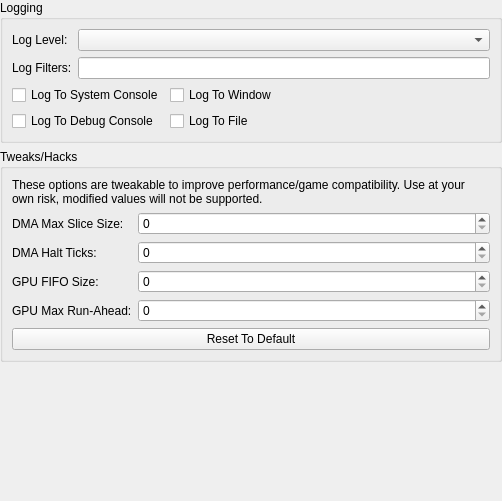
Old version of the form src/duckstation-qt/advancedsettingswidget.ui in the repository kofxi3584karlayang/duckstation.
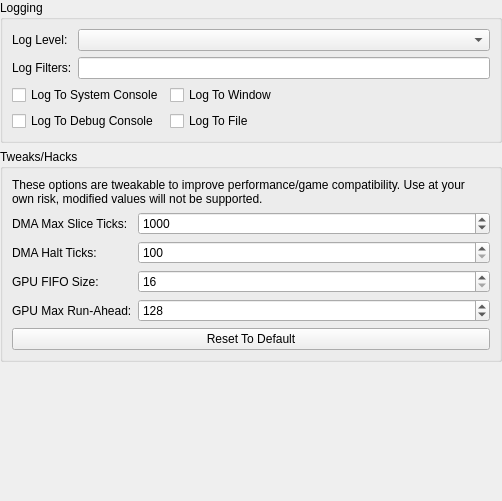
New version of the form.

```diff
--- a/src/duckstation-qt/advancedsettingswidget.ui
+++ b/src/duckstation-qt/advancedsettingswidget.ui
@@ -110,12 +110,22 @@
       <item row="1" column="0">
        <widget class="QLabel" name="label_4">
         <property name="text">
-         <string>DMA Max Slice Size:</string>
+         <string>DMA Max Slice Ticks:</string>
         </property>
        </widget>
       </item>
       <item row="1" column="1">
-       <widget class="QSpinBox" name="dmaMaxSliceSize"/>
+       <widget class="QSpinBox" name="dmaMaxSliceTicks">
+        <property name="minimum">
+         <number>100</number>
+        </property>
+        <property name="maximum">
+         <number>10000</number>
+        </property>
+        <property name="value">
+         <number>1000</number>
+        </property>
+       </widget>
       </item>
       <item row="2" column="0">
        <widget class="QLabel" name="label_5">
@@ -125,10 +135,30 @@
        </widget>
       </item>
       <item row="2" column="1">
-       <widget class="QSpinBox" name="dmaHaltTicks"/>
+       <widget class="QSpinBox" name="dmaHaltTicks">
+        <property name="minimum">
+         <number>100</number>
+        </property>
+        <property name="maximum">
+         <number>10000</number>
+        </property>
+        <property name="value">
+         <number>100</number>
+        </property>
+       </widget>
       </item>
       <item row="3" column="1">
-       <widget class="QSpinBox" name="gpuFIFOSize"/>
+       <widget class="QSpinBox" name="gpuFIFOSize">
+        <property name="minimum">
+         <number>16</number>
+        </property>
+        <property name="maximum">
+         <number>4096</number>
+        </property>
+        <property name="value">
+         <number>16</number>
+        </property>
+       </widget>
       </item>
       <item row="3" column="0">
        <widget class="QLabel" name="label_6">
@@ -145,7 +175,14 @@
        </widget>
       </item>
       <item row="4" column="1">
-       <widget class="QSpinBox" name="gpuMaxRunAhead"/>
+       <widget class="QSpinBox" name="gpuMaxRunAhead">
+        <property name="maximum">
+         <number>1000</number>
+        </property>
+        <property name="value">
+         <number>128</number>
+        </property>
+       </widget>
       </item>
       <item row="5" column="0" colspan="2">
        <widget class="QPushButton" name="pushButton">
```
Left out of the diff: 2 changed lines with no effect on the pictures.
